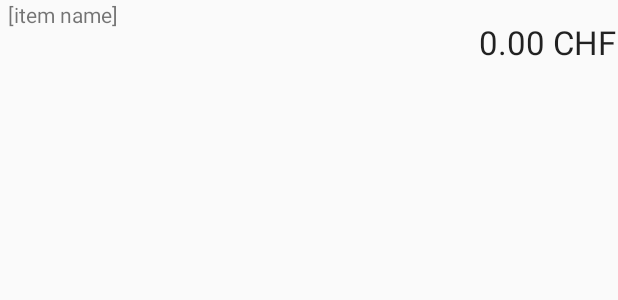
After one commit to ben0bi/BeMobile, an Android app: the layout listitem_bill_item.xml on its own in the app's theme, with its tools: preview values and no code run, on a phone screen of 412 x 824 dp. The commit adds this screen. Shown: the top 300 px of the screen. Run offline under Robolectric (Android 15) with nearby library versions, the phone set to English and light mode, and no system bars.

Commit message:
listview for billitems (not yet functional)

```diff
--- /dev/null
+++ b/bemobile/src/main/res/layout/listitem_bill_item.xml
@@ -0,0 +1,32 @@
+<?xml version="1.0" encoding="utf-8"?>
+<RelativeLayout xmlns:android="http://schemas.android.com/apk/res/android"
+    android:layout_width="match_parent" android:layout_height="match_parent">
+
+    <TextView
+        android:id="@+id/billitem_textView_itemPrice"
+        android:layout_width="fill_parent"
+        android:layout_height="wrap_content"
+        android:layout_alignParentTop="true"
+        android:layout_alignParentEnd="true"
+        android:layout_marginStart="5dp"
+        android:layout_marginLeft="5dp"
+        android:layout_marginTop="13dp"
+        android:layout_marginEnd="1dp"
+        android:layout_marginRight="5dp"
+        android:layout_marginBottom="5dp"
+        android:text="0.00 CHF"
+        android:textAlignment="textEnd"
+        android:textAppearance="?android:attr/textAppearanceLarge" />
+
+    <TextView
+        android:id="@+id/billitem_textView_itemName"
+        android:layout_width="fill_parent"
+        android:layout_height="wrap_content"
+        android:layout_alignParentEnd="true"
+        android:layout_marginStart="5dp"
+        android:layout_marginEnd="0dp"
+        android:layout_toStartOf="@+id/billitem_textView_itemPrice"
+        android:text="[item name]"
+        android:textAlignment="viewStart"
+        android:textAppearance="?android:attr/textAppearanceSmall" />
+</RelativeLayout>
```
Also changed, not shown: bemobile/src/main/AndroidManifest.xml (+13 -4 lines), bemobile/src/main/java/com/bbs/bemobile/CBillItem.java (added, +26 -0 lines), bemobile/src/main/java/com/bbs/bemobile/CBillItemListAdapter.java (added, +59 -0 lines), bemobile/src/main/java/com/bbs/bemobile/CCompleteBill.java (+2 -11 lines), bemobile/src/main/java/com/bbs/bemobile/CassaActivity.java (+16 -0 lines), bemobile/src/main/java/com/bbs/bemobile/CassaList.java (added, +13 -0 lines), bemobile/src/main/java/com/bbs/bemobile/StaticValues.java (+9 -2 lines), bemobile/src/main/res/layout/activity_cassa.xml (+5 -4 lines), bemobile/src/main/res/layout/activity_cassa_list.xml (added, +14 -0 lines), 3 other files.
